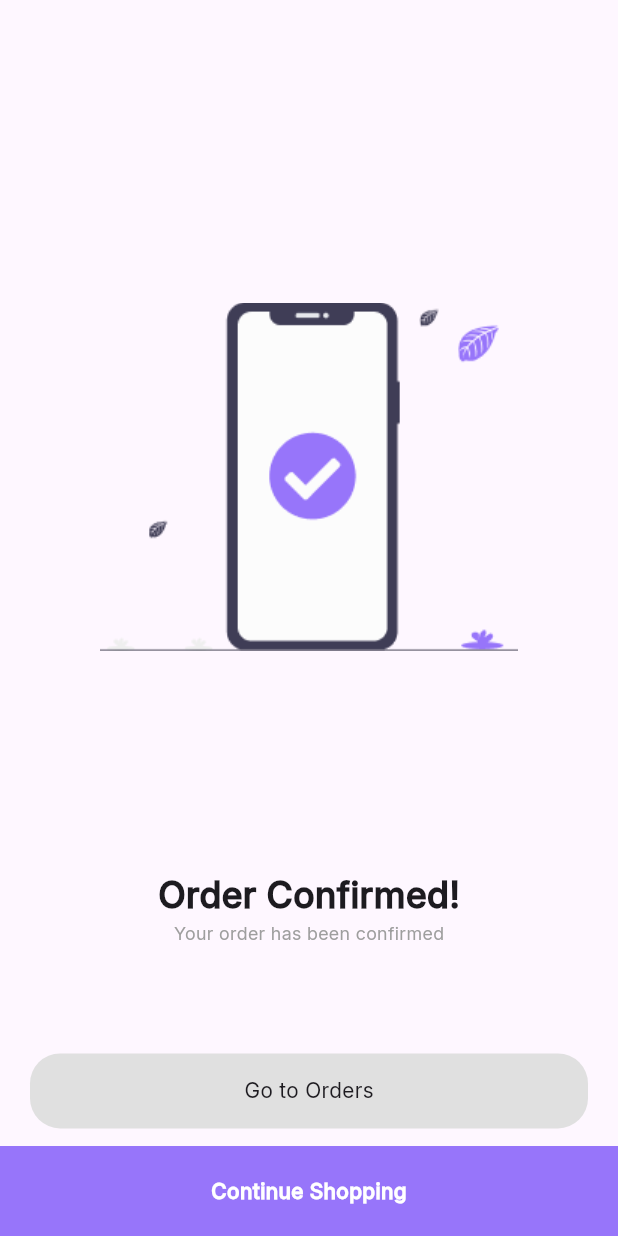
After one commit to RhythmRajguru/ecommerce-flutter, a Flutter app: the ConfirmOrderScreen screen opened directly, on a phone screen of 412 x 824 dp. The commit adds this screen. Run offline on Flutter 3.47's test engine with Material 3 defaults, Android fonts, the phone set to English and light mode, and no system bars; our stand-ins replace cached_network_image, carousel_slider, cloud_firestore, firebase_auth, firebase_core, firebase_messaging and 9 more; missing offline and left inert: app_settings, dart:ffi, image_card, razorpay_flutter; accounts and stored records are empty; key blocks and very long unbroken strings in the code were emptied for the run.

```diff
--- a/lib/screens/auth-ui/forgot_password_Screen.dart
+++ b/lib/screens/auth-ui/forgot_password_Screen.dart
@@ -31,7 +31,7 @@ class _ForgotPasswordScreenState extends State<ForgotPasswordScreen> {
              Column(
                children: [
                  Text("Forgot Password",style: TextStyle(fontSize: 22,color: Colors.black,fontWeight: FontWeight.bold,fontFamily: 'Inter'),),
-                 Image.asset('assets/icons/forgotpwd_illustator.png'),
+                 Image.asset('assets/illustrator/forgotpwd_illustator.png'),
 
                  Obx(()=>Container(
                      margin: EdgeInsets.symmetric(horizontal: 5.0),
--- a/lib/screens/auth-ui/gender_screen.dart
+++ b/lib/screens/auth-ui/gender_screen.dart
@@ -14,7 +14,7 @@ class GenderScreen extends StatelessWidget {
         child: Container(
           decoration: BoxDecoration(
             image: DecorationImage(
-                image: AssetImage('assets/icons/gender_screen_illustrator.png'),
+                image: AssetImage('assets/illustrator/gender_screen_illustrator.png'),
               fit: BoxFit.cover
             ),
           ),
--- a/lib/screens/user-panel/add_review_screen.dart
+++ b/lib/screens/user-panel/add_review_screen.dart
@@ -113,7 +113,7 @@ class _AddReviewScreenState extends State<AddReviewScreen> {
                ),
                Text('5.0',style: TextStyle(fontWeight: FontWeight.bold,fontFamily: 'Inter'),),
              ],
-           )
+           ),
 
           ],
         ),
--- /dev/null
+++ b/lib/screens/user-panel/confirm_order_screen.dart
@@ -0,0 +1,46 @@
+import 'package:ecom/common/widgets/custom_bottom_btn.dart';
+import 'package:ecom/screens/user-panel/all_order_screen.dart';
+import 'package:ecom/screens/user-panel/main_screen.dart';
+import 'package:flutter/material.dart';
+import 'package:get/get.dart';
+
+class ConfirmOrderScreen extends StatelessWidget {
+  const ConfirmOrderScreen({super.key});
+
+  @override
+  Widget build(BuildContext context) {
+    return Scaffold(
+      appBar: AppBar(),
+      body: Column(
+        crossAxisAlignment: CrossAxisAlignment.center,
+        mainAxisAlignment: MainAxisAlignment.spaceEvenly,
+        children: [
+          Image.asset('assets/illustrator/confirm_order_illustrator.png',width: double.infinity,height: 400,),
+         Column(
+           children: [
+             Text('Order Confirmed!',style: TextStyle(fontSize: 24,fontWeight: FontWeight.bold,fontFamily: 'Inter'),),
+             Text('Your order has been confirmed',style: TextStyle(color: Colors.grey,fontSize: 12,fontFamily: 'Inter'),),
+           ],
+         ),
+          InkWell(
+            onTap: (){
+              Get.offAll(()=>AllOrderScreen());
+            },
+            child: Container(
+              height: 50,
+              margin: EdgeInsets.symmetric(vertical: 10,horizontal: 20),
+              decoration: BoxDecoration(
+                color: Colors.grey.shade300,
+                borderRadius: BorderRadius.circular(20),
+              ),
+              child: Center(child: Text('Go to Orders',style: TextStyle(fontFamily: 'Inter'),),),
+            ),
+          )
+        ],
+      ),
+      bottomSheet: CustomBottomBtn(title: 'Continue Shopping', callback: ()async{
+        Get.offAll(()=>MainScreen());
+      }),
+    );
+  }
+}
--- a/pubspec.yaml
+++ b/pubspec.yaml
@@ -54,6 +54,7 @@ dependencies:
   googleapis_auth: ^2.0.0
   http: ^1.3.0
   app_settings: ^6.1.1
+  intl: ^0.20.2
 
 
 dev_dependencies:
@@ -82,6 +83,7 @@ flutter:
   assets:
     - assets/images/
     - assets/icons/
+    - assets/illustrator/
 
   # An image asset can refer to one or more resolution-specific "variants", see
   # https://flutter.dev/to/resolution-aware-images
```
Also changed, not shown: lib/common/widgets/all_reviews_per_product.dart (+60 -16 lines), lib/screens/user-panel/all_reviews_perproduct_screen.dart (added, +121 -0 lines), lib/screens/user-panel/product_detail.dart (+10 -0 lines), lib/services/placeorder_service.dart (+2 -7 lines), assets/illustrator/confirm_order_illustrator.png (added), assets/illustrator/forgotpwd_illustator.png (renamed from assets/icons/forgotpwd_illustator.png), assets/illustrator/gender_screen_illustrator.png (renamed from assets/icons/gender_screen_illustrator.png), pubspec.lock.
